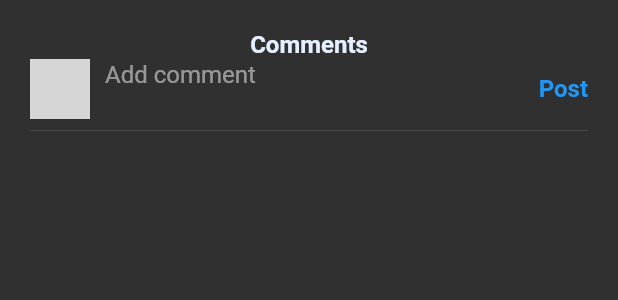
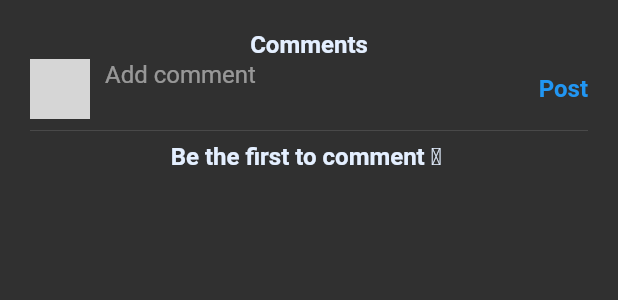
Before and after one commit to Akinsola1/freeBlog., a Flutter app: the CommentWidget widget shown alone on an empty page, opened directly with empty values, on a phone screen of 412 x 824 dp. Shown: the top 300 px of the screen. Run offline on Flutter 3.47's test engine with Material 2 defaults, Android fonts, the phone set to English and light mode, and no system bars; our stand-ins replace cloud_firestore, firebase_auth, firebase_core, firebase_storage, image_picker; missing offline and left inert: shake; accounts and stored records are empty; network calls fail; Roboto replaces fonts that are missing (Poppins); key blocks and very long unbroken strings in the code were emptied for the run; grey boxes are pictures that could not be loaded.

Commit message:
bug fixes👨‍🔧

```diff
--- a/lib/main.dart
+++ b/lib/main.dart
@@ -33,7 +33,7 @@ class MyApp extends StatelessWidget {
       ],
       child: MaterialApp(
         debugShowCheckedModeBanner: false,
-        title: 'Flutter Demo',
+        title: 'freeBlog.',
         theme: ThemeData.dark(),
         home: StreamBuilder(
           stream: FirebaseAuth.instance.authStateChanges(),
--- a/lib/widget/commentWidget.dart
+++ b/lib/widget/commentWidget.dart
@@ -7,6 +7,7 @@ import 'package:free_blog/resources/post.dart';
 import 'package:free_blog/resources/provider.dart';
 import 'package:free_blog/style/appColors.dart';
 import 'package:free_blog/style/appFonts.dart';
+import 'package:free_blog/utils/screenDetector.dart';
 import 'package:free_blog/widget/individualCommentWidget.dart';
 import 'package:provider/provider.dart';
 import 'package:free_blog/models/userModel.dart' as model;
@@ -35,11 +36,13 @@ class _CommentWidgetState extends State<CommentWidget> {
   @override
   Widget build(BuildContext context) {
     final model.User user = Provider.of<UserProvider>(context).getUser;
-
+    Size size = MediaQuery.of(context).size;
     return Padding(
       padding: MediaQuery.of(context).viewInsets,
       child: Padding(
         padding: const EdgeInsets.symmetric(vertical: 20, horizontal: 20),
+        child: SizedBox(
+          width: screenDetector.isMobile(context) ? size.width : size.width / 2,
           child: Column(
             mainAxisSize: MainAxisSize.min,
             children: [
@@ -130,26 +133,29 @@ class _CommentWidgetState extends State<CommentWidget> {
                       AsyncSnapshot<QuerySnapshot<Map<String, dynamic>>>
                           snapshot) {
                     if (snapshot.hasData) {
-                    return ListView.builder(
+                      return snapshot.data!.docs.isNotEmpty
+                          ? ListView.builder(
                               shrinkWrap: true,
                               itemCount: snapshot.data!.docs.length,
                               itemBuilder: (context, index) {
                                 return Padding(
-                            padding: const EdgeInsets.symmetric(vertical: 10),
+                                  padding:
+                                      const EdgeInsets.symmetric(vertical: 10),
                                   child: IndividualCommentWidget(
-                              snap: snapshot.data!.docs.elementAt(index).data(),
+                                    snap: snapshot.data!.docs
+                                        .elementAt(index)
+                                        .data(),
                                   ),
                                 );
-                        });
+                              })
+                          : Center(
+                              child: Text(
+                                "Be the first to comment 🫵 ",
+                                style: AppFonts.bodyBlack,
+                              ),
+                            );
                     }
-                  // if (snapshot.data!.docs.isEmpty) {
-                  //   Center(
-                  //     child: Text(
-                  //       "Be the first to comment 🫵 ",
-                  //       style: AppFonts.bodyBlack,
-                  //     ),
-                  //   );
-                  // }
+
                     if (snapshot.connectionState == ConnectionState.waiting) {
                       return const Center(
                         child: CircularProgressIndicator(),
@@ -160,6 +166,7 @@ class _CommentWidgetState extends State<CommentWidget> {
             ],
           ),
         ),
+      ),
     );
   }
 }
--- a/pubspec.yaml
+++ b/pubspec.yaml
@@ -57,9 +57,8 @@ flutter:
   # the material Icons class.
   uses-material-design: true
   # To add assets to your application, add an assets section, like this:
-  # assets:
-  #   - images/a_dot_burr.jpeg
-  #   - images/a_dot_ham.jpeg
+  assets:
+    - assets/images/
   # An image asset can refer to one or more resolution-specific "variants", see
   # https://flutter.dev/assets-and-images/#resolution-aware
   # For details regarding adding assets from package dependencies, see
```
Also changed, not shown: lib/widget/postWidget.dart (+7 -5 lines), assets/images/logo.png (added), 3 other files. Lines whose indentation alone changed are shown as unchanged.
